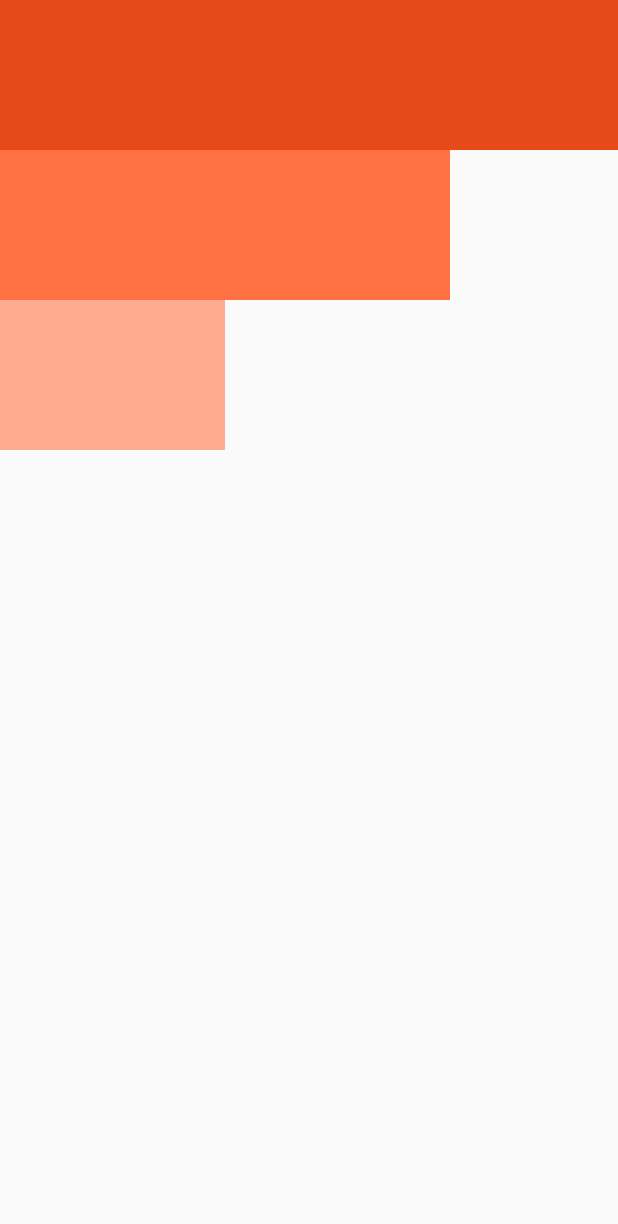
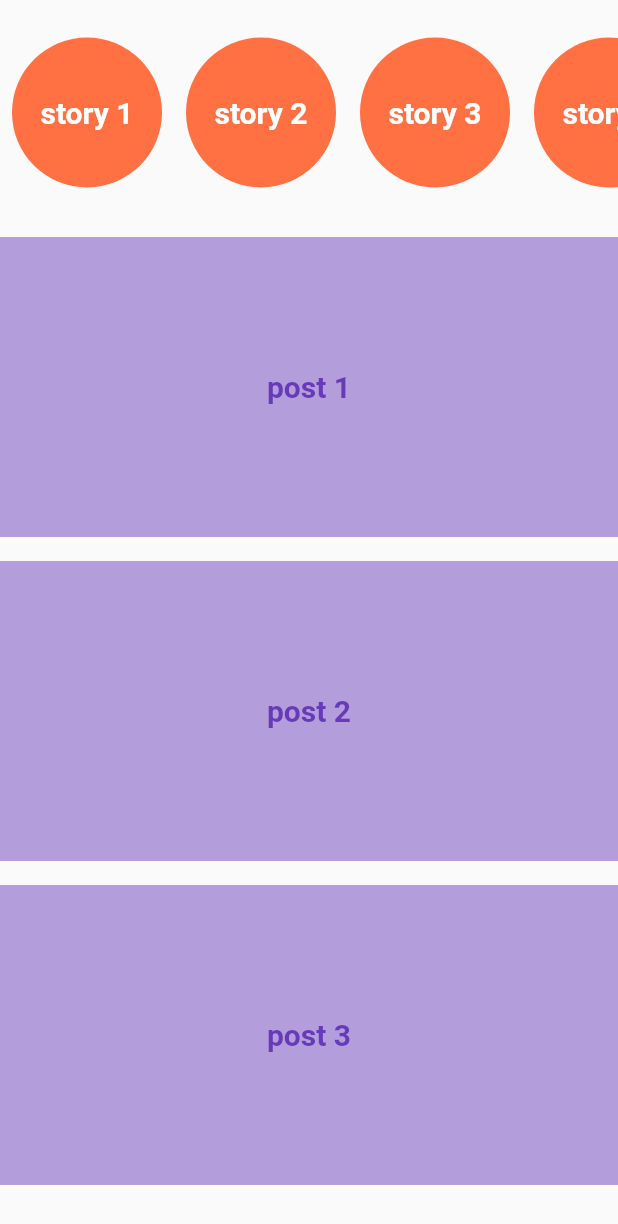
Before and after one commit to Sylvat160/flutter-course, a Flutter app: the screen it shows after launch, on a phone screen of 412 x 824 dp. Shown: the top 1224 px of the screen. Run offline on Flutter 3.47's test engine with Material 2 defaults, Android fonts, the phone set to English and light mode, and no system bars.

Commit message:
flutter widget : ListView & ListView.builder

```diff
--- /dev/null
+++ b/lib/listviewbuilder.dart
@@ -0,0 +1,44 @@
+import 'package:flutter/material.dart';
+import 'package:flutter_widget/square.dart';
+import 'package:flutter_widget/stories.dart';
+
+final List _posts = ['post 1', 'post 2', 'post 3'];
+final List _stories = ['story 1', 'story 2', 'story 3' , 'story 4' , 'story 5'];
+
+// ignore: camel_case_types
+class listvAndBuilder extends StatelessWidget {
+  const listvAndBuilder({super.key});
+
+  @override
+  Widget build(BuildContext context) {
+    return Scaffold(
+      body: Column(
+        children: [
+          // Stories List
+          Container(
+            height: 150,
+            child: ListView.builder(
+              scrollDirection: Axis.horizontal,
+              itemCount: _stories.length,
+              itemBuilder: ((context, index) => MyStories(
+                  title: _stories[index],
+              )),
+            ),
+          ),
+
+          // Posts List
+          Expanded(
+            // flex: 3,
+            child: ListView.builder(
+              // physics: NeverScrollableScrollPhysics(),
+              itemCount: _posts.length,
+              itemBuilder: ((context, index) => MySquare(
+                    title: _posts[index],
+                  )),
+            ),
+          ),
+        ],
+      ),
+    );
+  }
+}
--- a/lib/main.dart
+++ b/lib/main.dart
@@ -1,6 +1,7 @@
 import 'package:flutter/material.dart';
 import 'package:flutter_widget/colrow.dart';
 import 'package:flutter_widget/expanded.dart';
+import 'package:flutter_widget/listviewbuilder.dart';
 
 void main() {
   runApp(const MyApp());
@@ -17,7 +18,7 @@ class MyApp extends StatelessWidget {
       theme: ThemeData(
         primarySwatch: Colors.blue,
       ),
-      home: const ColRow(),
+      home: const listvAndBuilder(),
     );
   }
 }
--- /dev/null
+++ b/lib/square.dart
@@ -0,0 +1,28 @@
+import 'package:flutter/material.dart';
+
+class MySquare extends StatelessWidget {
+  const MySquare({super.key, required this.title});
+
+  final String title;
+
+  @override
+  Widget build(BuildContext context) {
+    return Padding(
+      padding: const EdgeInsets.symmetric(vertical: 8.0),
+      child: Container(
+        height: 200,
+        color: Colors.deepPurple[200],
+        child: Center(
+          child: Text(
+            title,
+            style: const TextStyle(
+              color: Colors.deepPurple,
+              fontSize: 20,
+              fontWeight: FontWeight.bold,
+            ),
+          ),
+        ),
+      ),
+    );
+  }
+}
--- /dev/null
+++ b/lib/stories.dart
@@ -0,0 +1,32 @@
+import 'package:flutter/material.dart';
+
+class MyStories extends StatelessWidget {
+  const MyStories({super.key, required this.title});
+
+  final String title;
+
+  @override
+  Widget build(BuildContext context) {
+    return Padding(
+      padding: const EdgeInsets.all(8.0),
+      child: Container(
+        height: 100,
+        width: 100,
+        decoration: BoxDecoration(
+          shape: BoxShape.circle,
+          color: Colors.deepOrange[400],
+        ),
+        child: Center(
+          child: Text(
+            title,
+            style: const TextStyle(
+              color: Colors.white,
+              fontSize: 20,
+              fontWeight: FontWeight.bold,
+            ),
+          ),
+        ),
+      ),
+    );
+  }
+}
```
